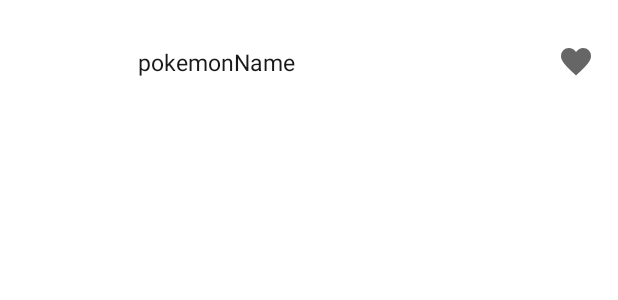
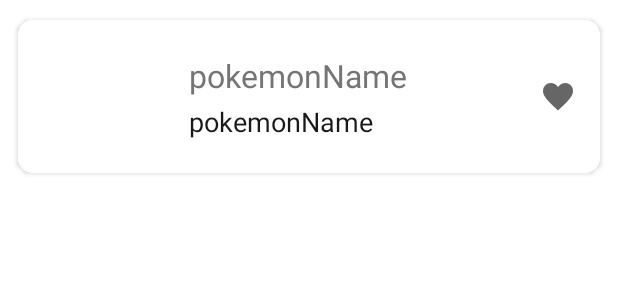
Before and after one commit to Gioele94/PokemonIQUII, an Android app: the layout pokemon_card.xml on its own in the app's theme, with its tools: preview values and no code run, on a phone screen of 412 x 824 dp. Shown: the top 300 px of the screen. Run offline under Robolectric (Android 15) with nearby library versions, the phone set to English and light mode, and no system bars; plain views replace SimpleDraweeView.

Commit message:
Fix margin, padding of recycle view and card of pokemon

```diff
--- a/app/src/main/java/com/pokemon/iquii/activities/favorites/view/PokemonsFavoriteGallery.kt
+++ b/app/src/main/java/com/pokemon/iquii/activities/favorites/view/PokemonsFavoriteGallery.kt
@@ -15,6 +15,8 @@ class PokemonsFavoriteGallery : PokemonIquiiListFragment<PokemonsFavoriteGallery
     override val viewModel by lazy { FavoritePokemonViewModel(this, this) }
 
     override val showLineDivide: Boolean = true
+
+    override val removeItemDecoration: Boolean = true
 
     override fun onReloadCLicked() {}
 
--- a/app/src/main/java/com/pokemon/iquii/activities/pokemons/view/PokemonsGallery.kt
+++ b/app/src/main/java/com/pokemon/iquii/activities/pokemons/view/PokemonsGallery.kt
@@ -17,6 +17,8 @@ class PokemonsGallery : PokemonIquiiListFragment<PokemonsGallery>(), PokemonsLis
     override val viewModel by lazy { PokemonsListViewModel(this, this) }
 
     override val showLineDivide: Boolean = true
+
+    override val removeItemDecoration: Boolean = true
 
     override fun onReloadCLicked() {}
 
--- a/app/src/main/java/com/pokemon/iquii/activities/pokemons/viewmodel/PokemonCardViewModel.kt
+++ b/app/src/main/java/com/pokemon/iquii/activities/pokemons/viewmodel/PokemonCardViewModel.kt
@@ -19,8 +19,14 @@ open class PokemonCardViewModel(private val pokemon: Pokemon, private val contex
     var listener: Listener? = null
 
     @Bindable
-    fun getMessage(): SpannableStringBuilder? {
+    fun getNamePokemon(): SpannableStringBuilder? {
         return SpannableStringBuilder(pokemon.name)
+
+    }
+
+    @Bindable
+    fun getIdPokemon(): String {
+        return "#" + pokemon.id
 
     }
 
--- a/app/src/main/java/com/pokemon/iquii/components/fragment/PokemonIquiiListFragment.kt
+++ b/app/src/main/java/com/pokemon/iquii/components/fragment/PokemonIquiiListFragment.kt
@@ -23,6 +23,7 @@ abstract class PokemonIquiiListFragment<T> : PokemonIquiiGenericFragment(), Poke
     var binding: CommonListFragmentBinding? = null
     abstract val viewModel: CommonListViewModel<*>?
     abstract val showLineDivide: Boolean
+    abstract val removeItemDecoration: Boolean
 
     override fun onCreateView(
         inflater: LayoutInflater,
@@ -55,10 +56,11 @@ abstract class PokemonIquiiListFragment<T> : PokemonIquiiGenericFragment(), Poke
         binding?.recyclerView?.layoutManager = layoutManager
         if (showLineDivide) {
             activity?.let {
+
                 binding?.recyclerView?.addItemDecoration(
                     DividerItemDecoration(
                         it,
-                        LinearLayoutManager.VERTICAL
+                        if(removeItemDecoration) 0 else LinearLayoutManager.VERTICAL
                     )
                 )
             }
--- a/app/src/main/res/layout/pokemon_card.xml
+++ b/app/src/main/res/layout/pokemon_card.xml
@@ -19,12 +19,15 @@
         android:id="@+id/cardViewItem"
         android:layout_width="match_parent"
         android:layout_height="wrap_content"
+        android:layout_margin="@dimen/padding"
         android:clickable="true"
         android:focusable="true"
         android:foreground="?android:attr/selectableItemBackground"
         android:onClick="@{viewModel.pokemonClickListener}"
-        app:cardElevation="0dp"
-        app:cardPreventCornerOverlap="false">
+        app:cardCornerRadius="10dp"
+        app:cardElevation="@dimen/cardview_default_elevation"
+        app:cardPreventCornerOverlap="false"
+        app:cardUseCompatPadding="true">
 
         <androidx.constraintlayout.widget.ConstraintLayout
             android:id="@+id/containerIntoCardView"
@@ -35,8 +38,8 @@
 
             <com.facebook.drawee.view.SimpleDraweeView
                 android:id="@+id/imagePokemon"
-                android:layout_width="50dp"
-                android:layout_height="50dp"
+                android:layout_width="70dp"
+                android:layout_height="70dp"
                 android:layout_gravity="center"
                 android:layout_marginStart="16dp"
                 app:imageUrl="@{viewModel.imageUrl}"
@@ -54,19 +57,39 @@
                 fresco:roundingBorderColor="@color/primaryLight"
                 fresco:roundingBorderWidth="2dp" />
 
-            <com.pokemon.iquii.components.textview.PokemonIquiiTextView
-                android:id="@+id/titleItem"
+            <androidx.appcompat.widget.LinearLayoutCompat
+                android:id="@+id/containerFlatInfoPokemon"
                 android:layout_width="0dp"
                 android:layout_height="wrap_content"
-                android:padding="@dimen/padding"
-                android:text="@{viewModel.message}"
-                android:textColor="@color/secondaryDark"
-                android:textSize="@dimen/text_size_small"
+                android:orientation="vertical"
+                android:paddingStart="@dimen/padding"
+                android:paddingEnd="@dimen/padding"
                 app:layout_constraintBottom_toBottomOf="@+id/imagePokemon"
                 app:layout_constraintEnd_toStartOf="@+id/favoriteIcon"
                 app:layout_constraintStart_toEndOf="@+id/imagePokemon"
-                app:layout_constraintTop_toTopOf="@+id/imagePokemon"
-                tools:text="pokemonName" />
+                app:layout_constraintTop_toTopOf="@+id/imagePokemon">
+
+                <com.pokemon.iquii.components.textview.PokemonIquiiTextView
+                    android:id="@+id/idPokemon"
+                    android:layout_width="match_parent"
+                    android:layout_height="wrap_content"
+                    android:padding="@dimen/padding_xxxsmall"
+                    android:text="@{viewModel.idPokemon}"
+                    android:textColor="@color/grey_600"
+                    android:textSize="@dimen/text_size_medium"
+                    tools:text="pokemonName" />
+
+                <com.pokemon.iquii.components.textview.PokemonIquiiTextView
+                    android:id="@+id/namePokeon"
+                    android:layout_width="match_parent"
+                    android:layout_height="wrap_content"
+                    android:padding="@dimen/padding_xxxsmall"
+                    android:text="@{viewModel.namePokemon}"
+                    android:textColor="@color/secondaryDark"
+                    android:textSize="@dimen/text_size_normal"
+                    tools:text="pokemonName" />
+
+            </androidx.appcompat.widget.LinearLayoutCompat>
 
             <androidx.appcompat.widget.AppCompatImageView
                 android:id="@+id/favoriteIcon"
@@ -74,9 +97,9 @@
                 android:layout_height="24dp"
                 android:onClick="@{viewModel.pokemonFavoriteClickListener}"
                 android:tint="@{viewModel.isFavorite ? @color/error : @color/grey_300 }"
-                app:layout_constraintBottom_toBottomOf="@+id/titleItem"
+                app:layout_constraintBottom_toBottomOf="@+id/containerFlatInfoPokemon"
                 app:layout_constraintEnd_toEndOf="parent"
-                app:layout_constraintTop_toTopOf="@+id/titleItem"
+                app:layout_constraintTop_toTopOf="@+id/containerFlatInfoPokemon"
                 app:srcCompat="@drawable/ic_favorite_fill_48px" />
 
         </androidx.constraintlayout.widget.ConstraintLayout>
```
